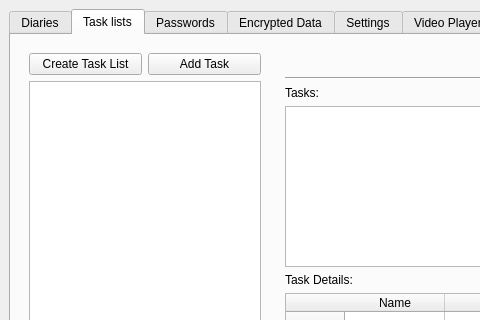
therealMaPMaKeR/MMDiary, file mainwindow.ui: the form before one commit; both pictures show x 0 to 480 and y 0 to 320 of the 960 by 540 pixel window.
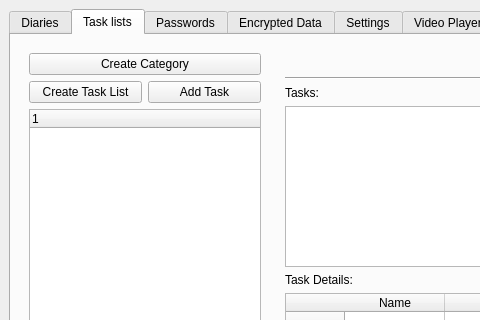
The form after the commit. The open tabs and pages were chosen to show the change. Custom widgets are drawn as their Qt base class.

Commit message: began treewidget impl for tasklist list

```diff
--- a/mainwindow.ui
+++ b/mainwindow.ui
@@ -255,6 +255,13 @@
            </size>
           </property>
           <layout class="QVBoxLayout" name="verticalLayout_10">
+           <item>
+            <widget class="QPushButton" name="pushButton_Tasklists_NewCategory">
+             <property name="text">
+              <string>Create Category</string>
+             </property>
+            </widget>
+           </item>
            <item>
             <layout class="QHBoxLayout" name="horizontalLayout_7">
              <item>
@@ -274,7 +281,7 @@
             </layout>
            </item>
            <item>
-            <widget class="qlist_TasklistDisplay" name="listWidget_TaskList_List">
+            <widget class="qtree_Tasklists_list" name="treeWidget_TaskList_List">
              <property name="dragEnabled">
               <bool>true</bool>
              </property>
@@ -284,6 +291,11 @@
              <property name="defaultDropAction">
               <enum>Qt::MoveAction</enum>
              </property>
+             <column>
+              <property name="text">
+               <string notr="true">1</string>
+              </property>
+             </column>
             </widget>
            </item>
           </layout>
@@ -2243,6 +2255,11 @@
    <extends>QListWidget</extends>
    <header>CustomWidgets/encrypteddata/qlist_DataENC_Tags.h</header>
   </customwidget>
+  <customwidget>
+   <class>qtree_Tasklists_list</class>
+   <extends>QTreeWidget</extends>
+   <header>qtree_tasklists_list.h</header>
+  </customwidget>
  </customwidgets>
  <resources/>
  <connections/>
```
Left out of the diff: 2 changed lines with no effect on the pictures. The commit also changes 5 other files.
